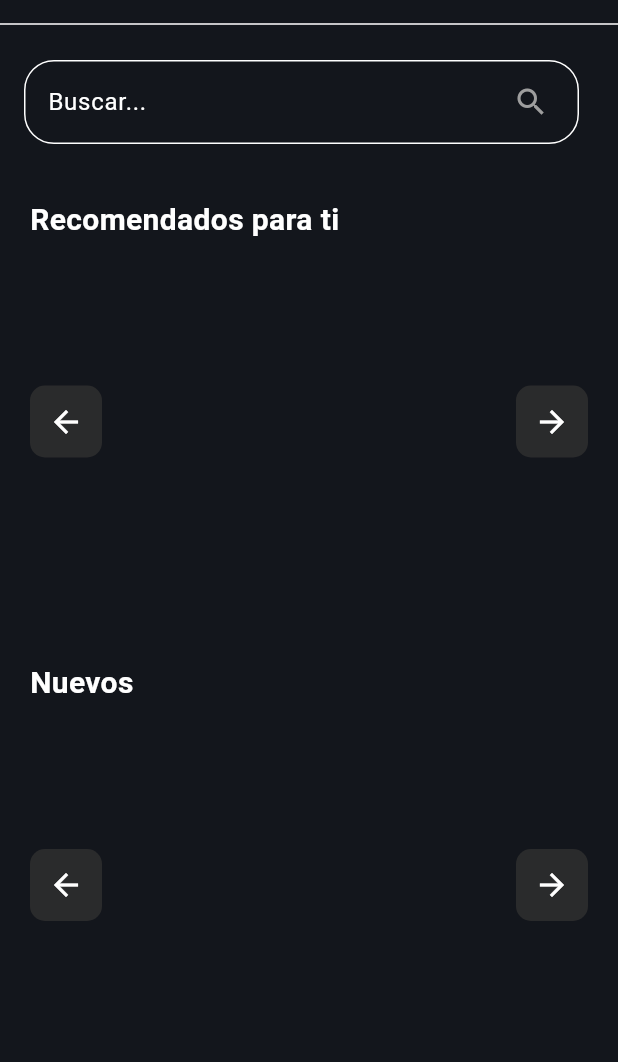
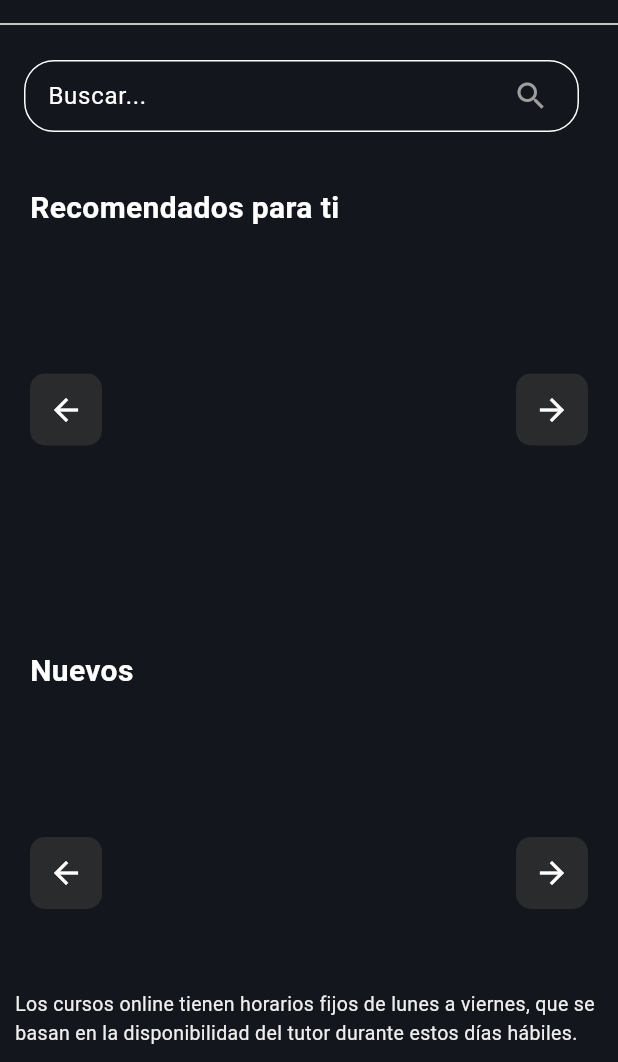
Before and after one commit to samuel-serrato/coursehub, a Flutter app: the CursosScreen screen opened directly with empty values, on a phone screen of 412 x 824 dp, the part 174-1236 px from its top. Run offline on Flutter 3.47's test engine with Material 3 defaults, Android fonts, the light colour scheme and no system bars; network calls fail.

Commit message:
mensaje fijo en la parte inferior de cursos sobre los horarios

```diff
--- a/lib/screens/estudiante/cursos.dart
+++ b/lib/screens/estudiante/cursos.dart
@@ -278,10 +278,10 @@
     return Scaffold(
       backgroundColor: Color(0xFF13161c),
       body: isLoading
-          ? Center(
-              child: CircularProgressIndicator(), // Muestra el círculo de carga
-            )
-          : SingleChildScrollView(
+          ? Center(child: CircularProgressIndicator())
+          : Stack(
+              children: [
+                SingleChildScrollView(
                   child: Container(
                     child: Column(
                       crossAxisAlignment: CrossAxisAlignment.stretch,
@@ -291,20 +291,32 @@
                         Container(
                           padding: EdgeInsets.all(20),
                           child: Column(children: [
-                        /* _buildCursoRow('Recomendados para tii', 7),
-                  SizedBox(height: 50.0), */
                             _buildCursoRow(
                                 'Recomendados para ti', tutoriasRecomendadas),
                             SizedBox(height: 50.0),
                             _buildCursoRow('Nuevos', tutoriasNuevas),
-                        /* _buildCursoRow('Matemáticas', 7),
-                  SizedBox(height: 50.0),
-                  _buildCursoRow('Desarrollo de Software', 7), */
                           ]),
                         ),
                       ],
                     ),
                   ),
+                ),
+                Positioned(
+                  bottom: 0,
+                  left: 0,
+                  right: 0,
+                  child: Container(
+                    color: Color(0xFF13161c),
+                    padding: EdgeInsets.all(10.0),
+                    child: Center(
+                      child: Text(
+                        'Los cursos online tienen horarios fijos de lunes a viernes, que se basan en la disponibilidad del tutor durante estos días hábiles.',
+                        style: TextStyle(color: Colors.grey[200], fontSize: 13),
+                      ),
+                    ),
+                  ),
+                ),
+              ],
             ),
     );
   }
@@ -596,6 +608,8 @@
                     ),
                     borderRadius: BorderRadius.circular(20.0),
                   ),
+                  contentPadding: EdgeInsets.symmetric(
+                      vertical: 8.0, horizontal: 12.0), // Ajusta este padding
                 ),
                 style: TextStyle(color: Colors.white),
                 onChanged: (value) {
```
Lines whose indentation alone changed are shown as unchanged.
